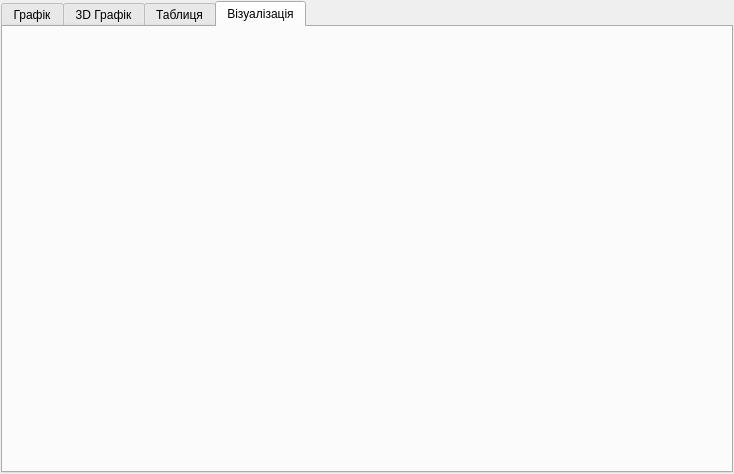
Above: DynModels/resultwidget.ui from DesmondFox/DynModels before the change. Below: the same form after it.
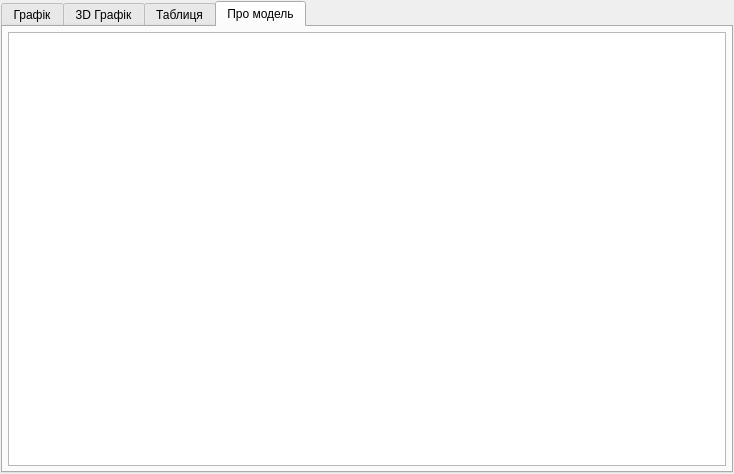
That is the form after the change. The open tabs and pages were chosen to show the change. Icons and pictures are not drawn. Custom widgets are drawn as their Qt base class.

Commit message: Info about model

Diff of the .ui file:
```diff
--- a/DynModels/resultwidget.ui
+++ b/DynModels/resultwidget.ui
@@ -147,8 +147,29 @@
      </widget>
      <widget class="QWidget" name="tabVisualization">
       <attribute name="title">
-       <string>Візуалізація</string>
+       <string>Про модель</string>
       </attribute>
+      <layout class="QVBoxLayout" name="verticalLayout_2">
+       <property name="leftMargin">
+        <number>5</number>
+       </property>
+       <property name="topMargin">
+        <number>5</number>
+       </property>
+       <property name="rightMargin">
+        <number>5</number>
+       </property>
+       <property name="bottomMargin">
+        <number>5</number>
+       </property>
+       <item>
+        <widget class="QTextEdit" name="aboutModel">
+         <property name="readOnly">
+          <bool>true</bool>
+         </property>
+        </widget>
+       </item>
+      </layout>
      </widget>
     </widget>
    </item>
```
Left out of the diff: 2 changed lines with no effect on the pictures. The commit also changes 4 other files.
